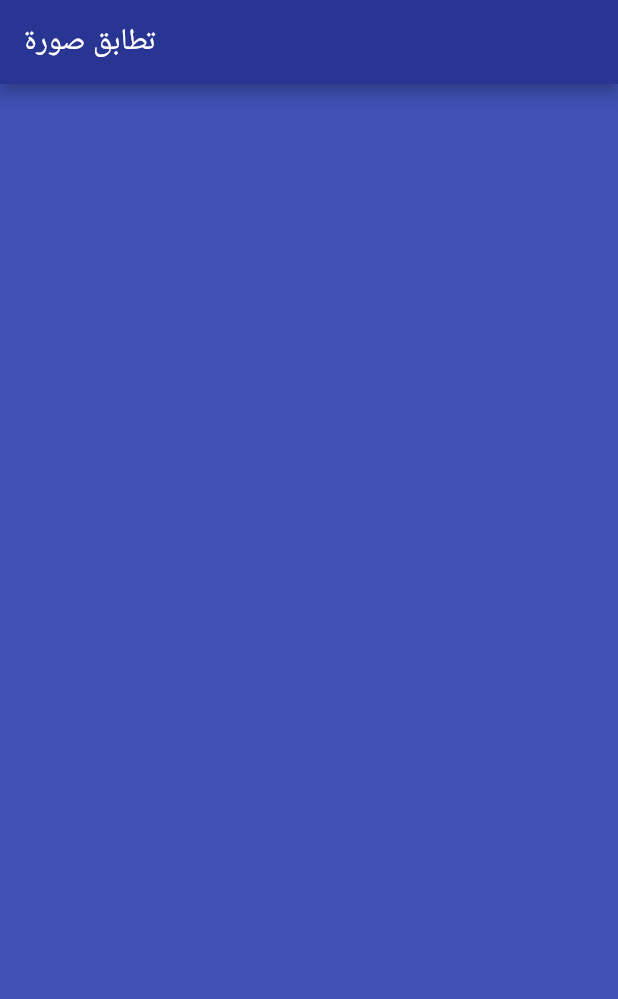
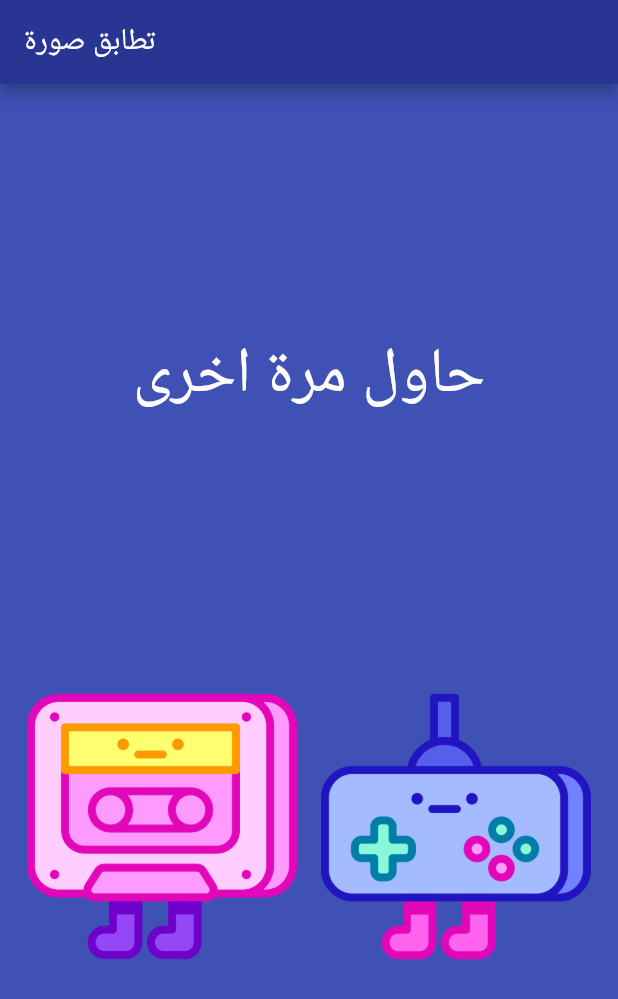
Before and after one commit to AbdallahAbuHaltam/easyGame, a Flutter app: the screen it shows after launch, on a phone screen of 412 x 824 dp. Shown: the top 999 px of the screen. Run offline on Flutter 3.47's test engine with Material 2 defaults, Android fonts, the phone set to English and light mode, and no system bars.

Commit message:
Finished Game

```diff
--- a/lib/main.dart
+++ b/lib/main.dart
@@ -1,4 +1,5 @@
 import 'package:flutter/material.dart';
+import 'dart:math';
 
 void main() {
   runApp(const MyApp());
@@ -10,11 +11,11 @@ class MyApp extends StatelessWidget {
   @override
   Widget build(BuildContext context) {
     return MaterialApp(
-
-      home:Scaffold(
+      debugShowCheckedModeBanner: false,
+      home: Scaffold(
         backgroundColor: Colors.indigo,
         appBar: AppBar(
-          title:const Text("تطابق صورة"),
+          title: const Text("تطابق صورة"),
           backgroundColor: Colors.indigo[800],
         ),
         body: const ImagePage(),
@@ -23,11 +24,60 @@ class MyApp extends StatelessWidget {
   }
 }
 
-class ImagePage extends StatelessWidget {
+class ImagePage extends StatefulWidget {
   const ImagePage({super.key});
 
   @override
+  State<ImagePage> createState() => _ImagePageState();
+}
+
+class _ImagePageState extends State<ImagePage> {
+  var leftimagenumber = 1;
+  var rightimagenumber = 2;
+  void changeImage() {
+    leftimagenumber = Random().nextInt(9) + 1;
+    rightimagenumber = Random().nextInt(9) + 1;
+  }
+
+  @override
   Widget build(BuildContext context) {
-    return Container();
+    return Column(
+      mainAxisAlignment: MainAxisAlignment.spaceEvenly,
+      children: [
+        Text(
+          leftimagenumber == rightimagenumber
+              ? 'مبروك لقد نجحت'
+              : 'حاول مرة اخرى',
+          style: const TextStyle(fontSize: 42.0, color: Colors.white),
+        ),
+        Padding(
+          padding: const EdgeInsets.all(10.0),
+          child: Row(
+            children: [
+              Expanded(
+                child: TextButton(
+                  onPressed: () {
+                    setState(() {
+                      changeImage();
+                    });
+                  },
+                  child: Image.asset('images/image-$leftimagenumber.png'),
+                ),
+              ),
+              Expanded(
+                child: TextButton(
+                  onPressed: () {
+                    setState(() {
+                      changeImage();
+                    });
+                  },
+                  child: Image.asset('images/image-$rightimagenumber.png'),
+                ),
+              ),
+            ],
+          ),
+        )
+      ],
+    );
   }
 }
```
